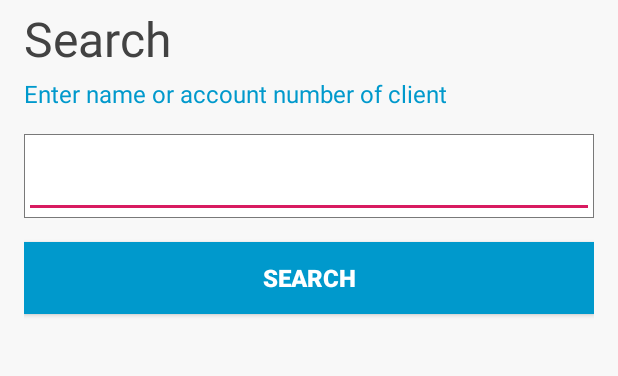
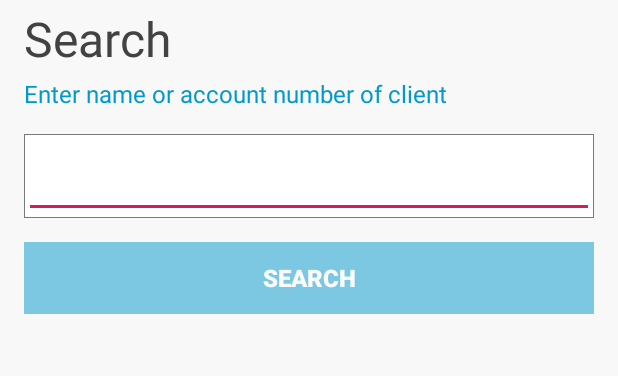
Before and after one commit to openMF/ppi-vision, an Android app: the MainActivity screen opened directly, with no data from a screen before it, on a phone screen of 412 x 824 dp, the part 149-525 px from its top. Run offline under Robolectric (Android 15) with nearby library versions, the phone set to English and light mode, and no system bars; our stand-ins replace data binding; libraries missing offline, so code that uses them is left out: khttp.get, khttp.structures.authorization.

Commit message:
Disabled search button when search query is empty

```diff
--- a/visionppi/app/src/main/java/org/mifos/visionppi/ui/home/MainActivity.kt
+++ b/visionppi/app/src/main/java/org/mifos/visionppi/ui/home/MainActivity.kt
@@ -2,6 +2,8 @@ package org.mifos.visionppi.ui.home
 
 import android.content.Intent
 import android.os.Bundle
+import android.text.Editable
+import android.text.TextWatcher
 import com.google.android.material.navigation.NavigationView
 import androidx.core.view.GravityCompat
 import androidx.appcompat.app.ActionBarDrawerToggle
@@ -40,6 +42,27 @@ class MainActivity : AppCompatActivity(), NavigationView.OnNavigationItemSelecte
 
         binding = DataBindingUtil.setContentView(this, R.layout.activity_main)
         client_search_list.layoutManager = LinearLayoutManager(this)
+        search_btn.alpha = 0.5F
+        search_query.addTextChangedListener(object : TextWatcher {
+            override fun afterTextChanged(p0: Editable?) {
+
+            }
+
+            override fun beforeTextChanged(p0: CharSequence?, p1: Int, p2: Int, p3: Int) {
+
+            }
+
+            override fun onTextChanged(p0: CharSequence?, p1: Int, p2: Int, p3: Int) {
+                if(p0.toString().trim().isEmpty()){
+                    search_btn?.isEnabled = false
+                    search_btn.alpha = 0.5F
+                }else{
+                    search_btn.isEnabled = true
+                    search_btn.alpha = 1.0F
+                }
+            }
+
+        })
 
 
         search_btn.setOnClickListener {
--- a/visionppi/app/src/main/res/layout/content_main.xml
+++ b/visionppi/app/src/main/res/layout/content_main.xml
@@ -62,13 +62,14 @@
 
 
         <Button
-                android:text="@string/search"
+                android:id="@+id/search_btn"
+                style="@style/Button"
                 android:layout_width="match_parent"
                 android:layout_height="wrap_content"
-                android:id="@+id/search_btn"
-                style="@style/Button"
+                android:layout_marginTop="@dimen/ll_margin"
                 android:layout_marginBottom="@dimen/text_input_spacing"
-                android:layout_marginTop="@dimen/ll_margin"/>
+                android:enabled="false"
+                android:text="@string/search" />
 
         <androidx.recyclerview.widget.RecyclerView
                 android:id="@+id/client_search_list"
```
